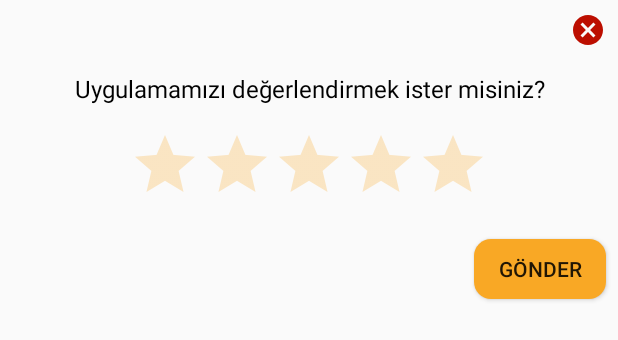
After one commit to aligkts/Weather-Android, an Android app: the layout custom_alert_dialog_rate_app.xml on its own in the app's theme, with its tools: preview values and no code run, on a phone screen of 412 x 824 dp. The commit adds this screen. Shown: the top 340 px of the screen. Run offline under Robolectric (Android 15) with nearby library versions, the phone set to English and light mode, and no system bars.

Commit message:
Custom alert dialog added for rate app

```diff
--- a/app/src/main/java/com/aligkts/weatherapp/presenter/MainContract.kt
+++ b/app/src/main/java/com/aligkts/weatherapp/presenter/MainContract.kt
@@ -24,6 +24,7 @@ interface MainContract {
         fun navigateToWeatherDetail()
         fun getBookmarkListFromDb()
         fun getLatLngResponse(latLng: LatLng)
+        fun rateApp()
     }
 
 }
--- a/app/src/main/java/com/aligkts/weatherapp/presenter/MainPresenter.kt
+++ b/app/src/main/java/com/aligkts/weatherapp/presenter/MainPresenter.kt
@@ -2,10 +2,12 @@ package com.aligkts.weatherapp.presenter
 
 import android.Manifest
 import android.content.Context
+import android.content.Intent
 import android.content.pm.PackageManager
 import android.location.Location
 import android.location.LocationListener
 import android.location.LocationManager
+import android.net.Uri
 import android.os.Bundle
 import androidx.core.content.ContextCompat
 import com.aligkts.weatherapp.data.database.DBConnectionManager
@@ -99,4 +101,10 @@ class MainPresenter(private var context: Context,private var mView: MainContract
         }
     }
 
+    override fun rateApp() {
+        val intent = Intent(Intent.ACTION_VIEW, Uri.parse("market://details?id=com.pepsico.kazandirio"))
+        intent.flags = Intent.FLAG_ACTIVITY_NEW_TASK
+        context.startActivity(intent)
+    }
+
 }
--- a/app/src/main/java/com/aligkts/weatherapp/view/ui/MainFragment.kt
+++ b/app/src/main/java/com/aligkts/weatherapp/view/ui/MainFragment.kt
@@ -6,8 +6,10 @@ import android.app.AlertDialog
 import android.content.Intent
 import android.content.pm.PackageManager
 import android.graphics.Bitmap
+import android.graphics.Typeface
 import android.net.Uri
 import android.os.Bundle
+import android.preference.PreferenceManager
 import android.provider.Settings
 import android.view.LayoutInflater
 import android.view.View
@@ -29,8 +31,8 @@ import com.aligkts.weatherapp.presenter.MainPresenter
 import com.aligkts.weatherapp.view.ui.adapter.FavoritesAdapter
 import com.aligkts.weatherapp.util.Constant.Companion.API_IMAGE_BASE_URL
 import com.aligkts.weatherapp.util.tempFormatter
-import com.aligkts.weatherapp.util.toast
 import com.google.android.gms.maps.model.LatLng
+import kotlinx.android.synthetic.main.custom_alert_dialog_rate_app.view.*
 import kotlinx.android.synthetic.main.fragment_main.*
 
 class MainFragment : Fragment(), INotifyRecycler, MainContract.View, IDownloadedImageBitmap {
@@ -41,11 +43,15 @@ class MainFragment : Fragment(), INotifyRecycler, MainContract.View, IDownloaded
     private var mAdapter = FavoritesAdapter(ArrayList(), this)
     private lateinit var presenter: MainPresenter
     private var searchText= ""
+    private val prefs by lazy { PreferenceManager.getDefaultSharedPreferences(activity) }
+    private val appRated by lazy { prefs.getBoolean("rated", false) }
+
 
     override fun onCreateView(inflater: LayoutInflater, container: ViewGroup?, savedInstanceState: Bundle?): View? {
         presenter = MainPresenter(activity!!.applicationContext, this)
         dataListFavoritesFromRequest.clear()
         presenter.getBookmarkListFromDb()
+
         return inflater.inflate(R.layout.fragment_main, container, false)
     }
 
@@ -57,6 +63,9 @@ class MainFragment : Fragment(), INotifyRecycler, MainContract.View, IDownloaded
         } else {
             // Permission has already been granted
             presenter.getCurrentLocationCoordFromUser()
+            if(!appRated) {
+                showRateDialog()
+            }
         }
         currentPanel.setOnClickListener {
             presenter.navigateToWeatherDetail()
@@ -155,6 +164,21 @@ class MainFragment : Fragment(), INotifyRecycler, MainContract.View, IDownloaded
         imgWeatherIcon.setImageBitmap(bitmap)
     }
 
+    private fun showRateDialog() {
+        val mDialogView = LayoutInflater.from(activity).inflate(R.layout.custom_alert_dialog_rate_app,null)
+        val mBuilder = AlertDialog.Builder(activity).setView(mDialogView).setCancelable(false).show()
+        val textFontLightx = Typeface.createFromAsset(activity!!.assets, "fonts/MontserratLight.ttf")
+        mDialogView.txtRateApp.typeface = textFontLightx
+        mDialogView.btnRate.setOnClickListener {
+            prefs.edit().putBoolean("rated",true).apply()
+            mBuilder.dismiss()
+            presenter.rateApp()
+        }
+        mDialogView.imgCancelDialog.setOnClickListener {
+            mBuilder.dismiss()
+        }
+    }
+
     private fun showAlertDialogForPermissionDeniedWithCheck() = AlertDialog.Builder(activity!!)
             .setMessage(getString(R.string.permission_message))
             .setPositiveButton(getString(R.string.settings)) { dialog, which ->
@@ -171,6 +195,9 @@ class MainFragment : Fragment(), INotifyRecycler, MainContract.View, IDownloaded
         when (requestCode) {
             LOCATION_REQUEST_CODE -> {
                 if (grantResults.isNotEmpty() && grantResults[0] == PackageManager.PERMISSION_GRANTED) {
+                    if(!appRated) {
+                        showRateDialog()
+                    }
                     presenter.getCurrentLocationCoordFromUser()
                 } else if (!shouldShowRequestPermissionRationale(Manifest.permission.ACCESS_FINE_LOCATION) ||
                         !shouldShowRequestPermissionRationale(Manifest.permission.ACCESS_COARSE_LOCATION)) {
--- /dev/null
+++ b/app/src/main/res/drawable-xxxhdpi/bg_btn.xml
@@ -0,0 +1,16 @@
+<?xml version="1.0" encoding="utf-8"?>
+<shape
+    xmlns:android="http://schemas.android.com/apk/res/android"
+    android:layout_width="match_parent"
+    android:layout_height="match_parent"
+    android:shape="rectangle"   >
+
+    <solid
+        android:color="#f9a825" >
+    </solid>
+
+    <corners
+        android:radius="11dp"   >
+    </corners>
+
+</shape>
--- /dev/null
+++ b/app/src/main/res/drawable/ic_cancel_red.xml
@@ -0,0 +1,5 @@
+<vector android:height="24dp" android:tint="#BC0E00"
+    android:viewportHeight="24.0" android:viewportWidth="24.0"
+    android:width="24dp" xmlns:android="http://schemas.android.com/apk/res/android">
+    <path android:fillColor="#FF000000" android:pathData="M12,2C6.47,2 2,6.47 2,12s4.47,10 10,10 10,-4.47 10,-10S17.53,2 12,2zM17,15.59L15.59,17 12,13.41 8.41,17 7,15.59 10.59,12 7,8.41 8.41,7 12,10.59 15.59,7 17,8.41 13.41,12 17,15.59z"/>
+</vector>
--- /dev/null
+++ b/app/src/main/res/layout/custom_alert_dialog_rate_app.xml
@@ -0,0 +1,46 @@
+<?xml version="1.0" encoding="utf-8"?>
+<LinearLayout xmlns:android="http://schemas.android.com/apk/res/android"
+    android:layout_width="match_parent"
+    android:layout_height="wrap_content"
+    android:orientation="vertical">
+
+    <ImageView
+        android:id="@+id/imgCancelDialog"
+        android:layout_width="wrap_content"
+        android:layout_height="wrap_content"
+        android:src="@drawable/ic_cancel_red"
+        android:layout_gravity="end"
+        android:layout_margin="8dp"/>
+
+
+    <TextView
+        android:id="@+id/txtRateApp"
+        android:layout_width="match_parent"
+        android:layout_height="wrap_content"
+        android:layout_margin="8dp"
+        android:gravity="center"
+        android:text="@string/rate_us_message"
+        android:textColor="@android:color/black"
+        android:textSize="16sp" />
+
+    <RatingBar
+        android:id="@+id/ratingBar"
+        android:layout_width="wrap_content"
+        android:layout_height="wrap_content"
+        android:layout_gravity="center_horizontal"
+        android:layout_margin="8dp"
+        android:numStars="5"
+        android:stepSize="1"
+        android:theme="@style/MyRatingBar" />
+
+    <androidx.appcompat.widget.AppCompatButton
+        android:id="@+id/btnRate"
+        android:layout_width="wrap_content"
+        android:layout_height="40dp"
+        android:layout_gravity="end"
+        android:layout_margin="8dp"
+        android:background="@drawable/bg_btn"
+        android:text="@string/send" />
+
+
+</LinearLayout>
--- a/app/src/main/res/values/strings.xml
+++ b/app/src/main/res/values/strings.xml
@@ -31,5 +31,7 @@
 
     <!-- TODO: Remove or change this placeholder text -->
     <string name="hello_blank_fragment">Hello blank fragment</string>
+    <string name="rate_us_message">Uygulamamızı değerlendirmek ister misiniz?</string>
+    <string name="send">Gönder</string>
 
 </resources>
--- a/app/src/main/res/values/styles.xml
+++ b/app/src/main/res/values/styles.xml
@@ -8,5 +8,9 @@
         <item name="colorAccent">@color/colorAccent</item>
     </style>
 
+    <style name="MyRatingBar" parent="Widget.AppCompat.RatingBar">
+        <item name="colorAccent">#6200ea</item>
+        <item name="android:colorControlNormal">#f9a825</item>
+    </style>
 
 </resources>
```
Also changed, not shown: app/src/main/assets/fonts/MontserratLight.ttf (added).
